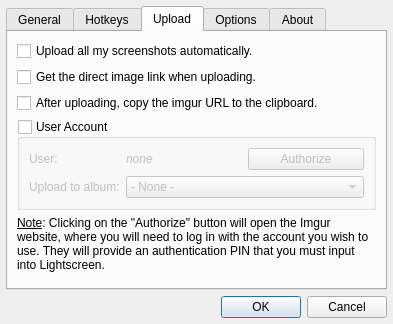
This is dialogs/optionsdialog.ui in ckaiser/Lightscreen as Qt 5 draws it before an edit. The edited form follows.
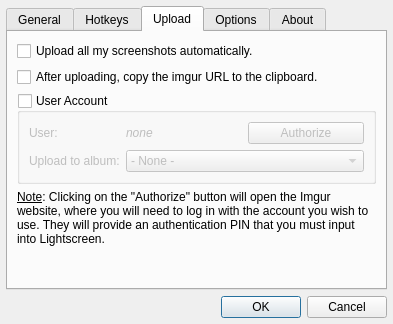
This is the edited form. The open tabs and pages were chosen to show the change. Custom widgets are drawn as their Qt base class.

Commit message: Removed direct link option since it's the default behavior

What changed in the file:
```diff
--- a/dialogs/optionsdialog.ui
+++ b/dialogs/optionsdialog.ui
@@ -574,13 +574,6 @@
          </property>
         </widget>
        </item>
-       <item>
-        <widget class="QCheckBox" name="uploadDirectLinkCheckBox">
-         <property name="text">
-          <string>Get the direct image link when uploading.</string>
-         </property>
-        </widget>
-       </item>
        <item>
         <widget class="QCheckBox" name="imgurClipboardCheckBox">
          <property name="text">
@@ -593,6 +586,9 @@
          <property name="title">
           <string>User Account</string>
          </property>
+         <property name="flat">
+          <bool>true</bool>
+         </property>
          <property name="checkable">
           <bool>true</bool>
          </property>
```
Left out of the diff: 2 changed lines with no effect on the pictures. The commit also changes 2 other files.
